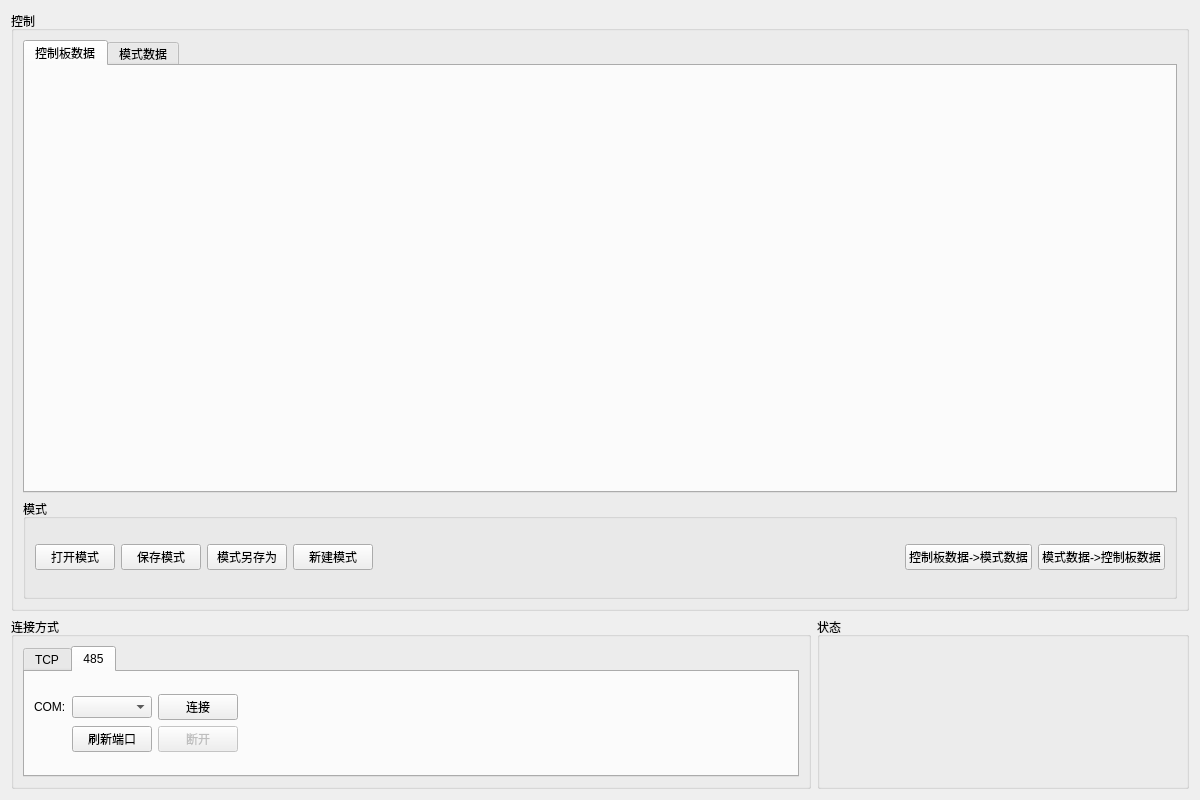
Above: FlexControlSystem/FlexControlSystem/controlwidget.ui from SA-Dynamics/Outsourcing before the change. Below: the same form after it.
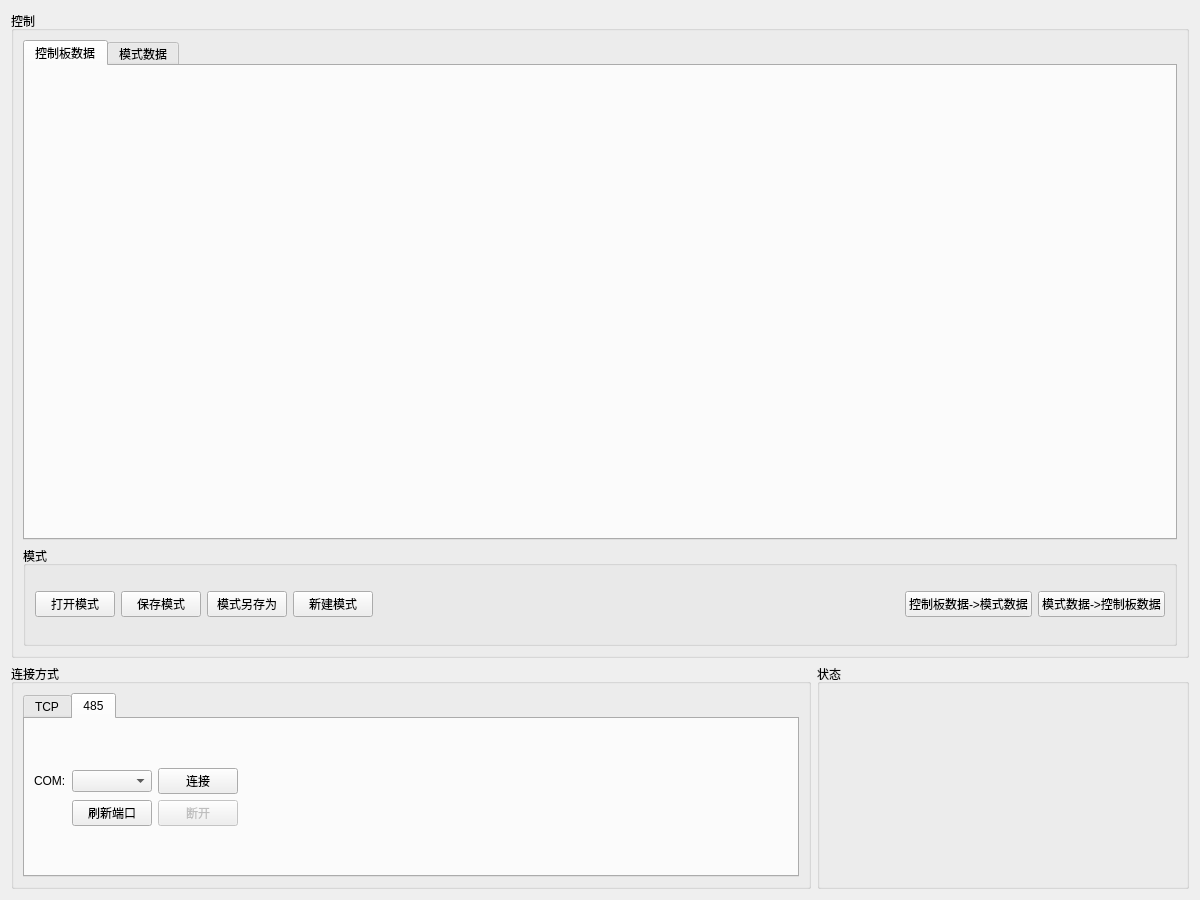
That is the form after the change.

What changed in the file:
```diff
--- a/FlexControlSystem/FlexControlSystem/controlwidget.ui
+++ b/FlexControlSystem/FlexControlSystem/controlwidget.ui
@@ -7,13 +7,13 @@
     <x>0</x>
     <y>0</y>
     <width>1200</width>
-    <height>800</height>
+    <height>900</height>
    </rect>
   </property>
   <property name="minimumSize">
    <size>
     <width>1200</width>
-    <height>800</height>
+    <height>900</height>
    </size>
   </property>
   <property name="maximumSize">
@@ -206,6 +206,12 @@
          <layout class="QGridLayout" name="gridLayout_9">
           <item row="0" column="0">
            <widget class="QTabWidget" name="tabPanel">
+            <property name="minimumSize">
+             <size>
+              <width>0</width>
+              <height>500</height>
+             </size>
+            </property>
             <property name="currentIndex">
              <number>0</number>
             </property>
```
